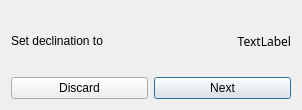
Old version of the form threepio/misc/dec_dialog.ui in the repository finnjames/verdant-shores.
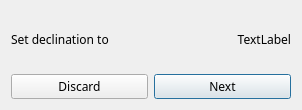
New version of the form.

Diff of the .ui file:
```diff
--- a/threepio/misc/dec_dialog.ui
+++ b/threepio/misc/dec_dialog.ui
@@ -16,6 +16,11 @@
   <layout class="QGridLayout" name="gridLayout">
    <item row="1" column="0">
     <widget class="QPushButton" name="discard_cal_button">
+     <property name="font">
+      <font>
+       <family>IBM Plex Sans</family>
+      </font>
+     </property>
      <property name="text">
       <string>Discard</string>
      </property>
@@ -23,6 +28,11 @@
    </item>
    <item row="1" column="1">
     <widget class="QPushButton" name="next_cal_button">
+     <property name="font">
+      <font>
+       <family>IBM Plex Sans</family>
+      </font>
+     </property>
      <property name="text">
       <string>Next</string>
      </property>
@@ -36,6 +46,11 @@
    </item>
    <item row="0" column="0">
     <widget class="QLabel" name="set_dec_label">
+     <property name="font">
+      <font>
+       <family>IBM Plex Sans</family>
+      </font>
+     </property>
      <property name="text">
       <string>Set declination to</string>
      </property>
@@ -45,7 +60,7 @@
     <widget class="QLabel" name="set_dec_value">
      <property name="font">
       <font>
-       <family>SF Mono</family>
+       <family>IBM Plex Mono</family>
       </font>
      </property>
      <property name="text">
```
